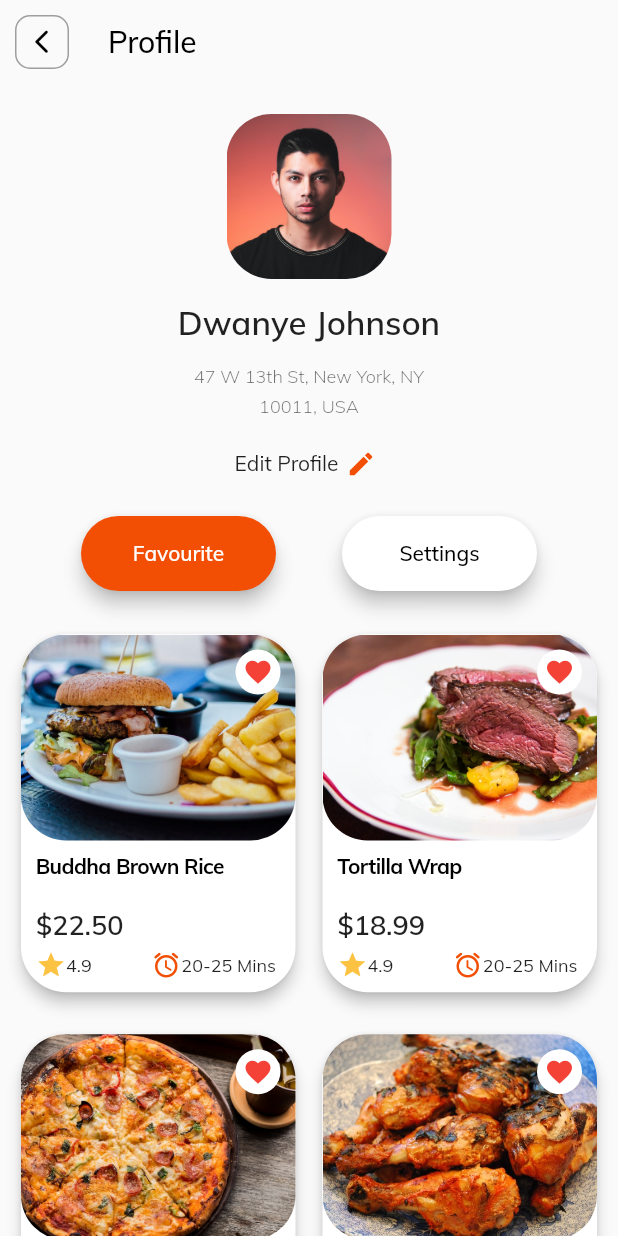
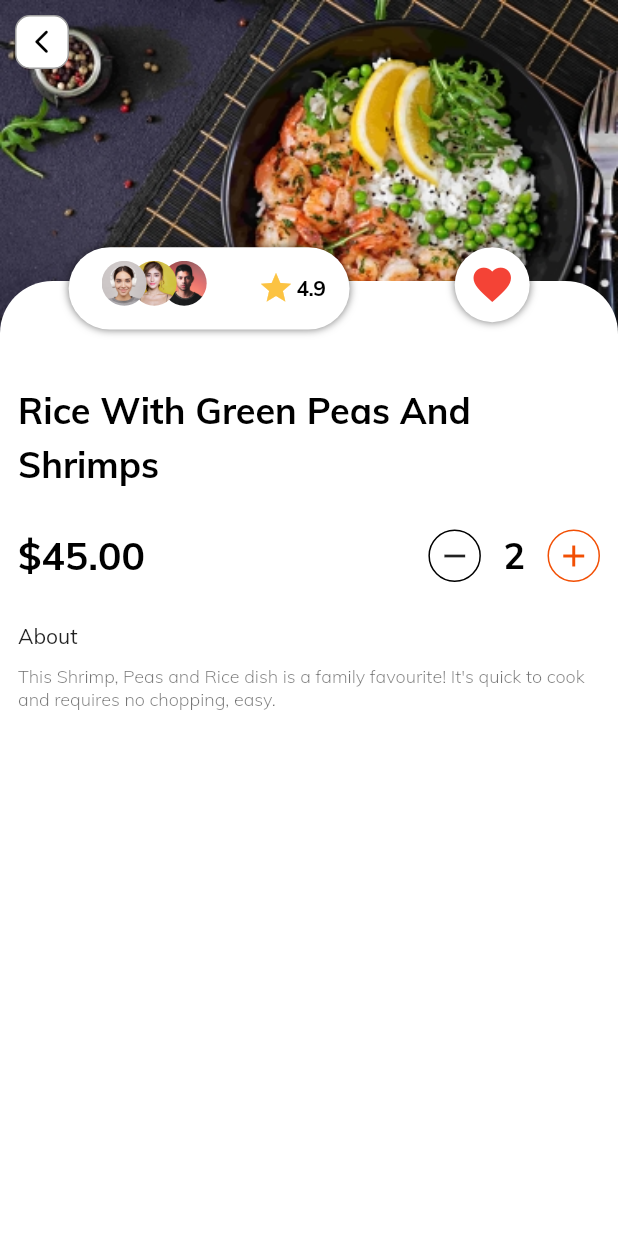
Before and after one commit to devammarzd/FoodApp, a Flutter app: the screen it shows after launch, on a phone screen of 412 x 824 dp. Run offline on Flutter 3.47's test engine with Material 2 defaults, Android fonts, the phone set to English and light mode, and no system bars; our stand-ins replace animated_bottom_navigation_bar.

Commit message:
du=ish details screen half complete

```diff
--- /dev/null
+++ b/lib/Screens/DishDetails.dart
@@ -0,0 +1,271 @@
+import 'package:flutter/material.dart';
+import 'package:food_app/Styles/StyleConstants.dart';
+
+class DishDetails extends StatefulWidget {
+  @override
+  _DishDetailsState createState() => _DishDetailsState();
+}
+
+class _DishDetailsState extends State<DishDetails> {
+  @override
+  Widget build(BuildContext context) {
+    return SafeArea(
+      child: Scaffold(
+        appBar: AppBar(
+          elevation: 0,
+          backgroundColor: Colors.transparent,
+          leading: Padding(
+            padding: EdgeInsets.all(padFromHorizScrn),
+            child: Container(
+              alignment: Alignment.center,
+              padding: EdgeInsets.all(3),
+              decoration: BoxDecoration(
+                  color: Colors.white,
+                  borderRadius: BorderRadius.circular(10),
+                  border: Border.all(color: Colors.grey)),
+              child: Icon(
+                Icons.arrow_back_ios_rounded,
+                color: Colors.black,
+                size: 19,
+              ),
+            ),
+          ),
+        ),
+        extendBodyBehindAppBar: true,
+        body: Column(
+          children: [
+            Expanded(
+              child: Stack(
+                children: [
+                  Image.asset(
+                    "assets/images/shrimpsargula.jpg",
+                    width: sizeWidth(context),
+                    fit: BoxFit.fill,
+                  ),
+                  Positioned(
+                    top: sizeHeight(context) / 4.4,
+                    child: Container(
+                      height: sizeHeight(context),
+                      width: sizeWidth(context),
+                      decoration: BoxDecoration(
+                          color: Colors.white,
+                          borderRadius: BorderRadius.only(
+                            topLeft: Radius.circular(35),
+                            topRight: Radius.circular(35),
+                          )),
+                    ),
+                  ),
+                  Positioned(
+                    top: sizeHeight(context) / 5,
+                    left: sizeWidth(context) / 9,
+                    child: Container(
+                      width: sizeWidth(context) / 2.2,
+                      height: sizeHeight(context) / 15,
+                      decoration: BoxDecoration(
+                        color: Colors.white,
+                        borderRadius: BorderRadius.circular(30),
+                        boxShadow: [
+                          BoxShadow(color: Colors.black54, blurRadius: 4.0)
+                        ],
+                      ),
+                      child: Padding(
+                        padding: const EdgeInsets.fromLTRB(12, 9, 12, 9),
+                        child: Row(
+                          mainAxisAlignment: MainAxisAlignment.spaceBetween,
+                          children: [
+                            Expanded(
+                              child: Stack(
+                                //alignment:new Alignment(x, y)
+                                children: <Widget>[
+                                  Positioned(
+                                    left: 50.0,
+                                    child: RounderReviewImage(
+                                      imagePath:
+                                          "assets/images/profileImage.jpg",
+                                    ),
+                                  ),
+                                  Positioned(
+                                    left: 30.0,
+                                    child: RounderReviewImage(
+                                      imagePath: "assets/images/profile2.jpg",
+                                    ),
+                                  ),
+                                  Positioned(
+                                    left: 10,
+                                    child: RounderReviewImage(
+                                      imagePath: "assets/images/profile3.jpg",
+                                    ),
+                                  )
+                                ],
+                              ),
+                            ),
+                            //Star Icon has to be changed accorfing to design
+                            Icon(
+                              Icons.star,
+                              color: starColor,
+                            ),
+                            Padding(
+                              padding: const EdgeInsets.only(left: 2, right: 4),
+                              child: Text(
+                                "4.9",
+                                style: Theme.of(context).textTheme.headline1,
+                              ),
+                            )
+                          ],
+                        ),
+                      ),
+                    ),
+                  ),
+                  Positioned(
+                    top: sizeHeight(context) / 5,
+                    right: sizeWidth(context) / 7,
+                    child: Container(
+                      decoration: BoxDecoration(
+                        borderRadius: BorderRadius.circular(48.0),
+                        boxShadow: [
+                          BoxShadow(color: Colors.black54, blurRadius: 4.0)
+                        ],
+                      ),
+                      child: CircleAvatar(
+                        radius: 25,
+                        backgroundColor: Colors.white,
+                        child: Icon(
+                          Icons.favorite,
+                          color: Colors.red,
+                          size: 30,
+                        ),
+                      ),
+                    ),
+                  ),
+                  Positioned(
+                    top: sizeHeight(context) / 3.25,
+                    child: Container(
+                        color: Colors.white,
+                        height: sizeHeight(context),
+                        width: sizeWidth(context),
+                        child: Padding(
+                          padding: const EdgeInsets.only(left: 12, right: 12),
+                          child: Column(
+                            crossAxisAlignment: CrossAxisAlignment.start,
+                            children: [
+                              Container(
+                                width: sizeWidth(context) / 1.3,
+                                child: Text("Rice With Green Peas And Shrimps",
+                                    //Have to refactor this textstyle into headline text
+                                    style: Theme.of(context)
+                                        .textTheme
+                                        .headline4
+                                        .copyWith(
+                                          height: 1.5,
+                                        )),
+                              ),
+                              SizedBox(
+                                height: 20,
+                              ),
+                              Row(
+                                mainAxisAlignment:
+                                    MainAxisAlignment.spaceBetween,
+                                children: [
+                                  Text(
+                                    "\$45.00",
+                                    style: Theme.of(context)
+                                        .textTheme
+                                        .headline4
+                                        .copyWith(
+                                          fontWeight: FontWeight.bold,
+                                          fontSize: 26,
+                                        ),
+                                  ),
+                                  Row(
+                                    children: [
+                                      Container(
+                                        height: 50,
+                                        width: 35,
+                                        decoration: BoxDecoration(
+                                          shape: BoxShape.circle,
+                                          border: Border.all(
+                                            color: Colors.black,
+                                          ),
+                                        ),
+                                        child: Icon(
+                                          Icons.remove,
+                                        ),
+                                      ),
+                                      Padding(
+                                        padding: EdgeInsets.only(
+                                          left: 15,
+                                          right: 15,
+                                        ),
+                                        child: Text(
+                                          "2",
+                                          style: Theme.of(context)
+                                              .textTheme
+                                              .headline4,
+                                        ),
+                                      ),
+                                      Container(
+                                        height: 50,
+                                        width: 35,
+                                        decoration: BoxDecoration(
+                                          shape: BoxShape.circle,
+                                          border: Border.all(
+                                            color: primaryColor,
+                                          ),
+                                        ),
+                                        child: Icon(
+                                          Icons.add,
+                                          color: primaryColor,
+                                        ),
+                                      ),
+                                    ],
+                                  )
+                                ],
+                              ),
+                              SizedBox(
+                                height: 20,
+                              ),
+                              Text("About"),
+                              SizedBox(
+                                height: 10,
+                              ),
+                              Text(
+                                "This Shrimp, Peas and Rice dish is a family favourite! It's quick to cook and requires no chopping, easy.",
+                                style: Theme.of(context).textTheme.headline3,
+                              )
+                            ],
+                          ),
+                        )),
+                  )
+                ],
+              ),
+            ),
+          ],
+        ),
+      ),
+    );
+  }
+}
+
+class RounderReviewImage extends StatelessWidget {
+  final String imagePath;
+
+  const RounderReviewImage({Key key, this.imagePath}) : super(key: key);
+
+  @override
+  Widget build(BuildContext context) {
+    return ClipRRect(
+      borderRadius: BorderRadius.circular(500),
+      child: Container(
+        width: 30,
+        height: 30,
+        decoration: BoxDecoration(
+          shape: BoxShape.circle,
+        ),
+        child: Image.asset(
+          imagePath,
+          fit: BoxFit.cover,
+        ),
+      ),
+    );
+  }
+}
--- a/lib/Styles/Styles.dart
+++ b/lib/Styles/Styles.dart
@@ -25,16 +25,25 @@ final ThemeData themeData = ThemeData(
       headline2: TextStyle(
         //this is for the headings in scafold body like "Popular Food Items" in popular food screen
         fontSize: 30,
-        fontWeight: FontWeight.bold,
+        fontWeight: FontWeight.w600,
         color: Colors.black,
         fontFamily: Fonts.mainFont,
       ),
       // light text style for sub text
+      //also has to adjsut line height after removing from textstyles in editprofile screen
       headline3: TextStyle(
         fontSize: 12,
         fontWeight: FontWeight.w300,
         fontFamily: Fonts.mainFont,
       ),
+      //this style is for bold headings used in dish details screen
+      headline4: TextStyle(
+        fontWeight: FontWeight.bold,
+        fontSize: 24,
+        color: Colors.black,
+        fontFamily: Fonts.mainFont,
+      ),
+
       bodyText1: TextStyle(
         fontSize: 18,
         fontWeight: FontWeight.normal,
--- a/lib/main.dart
+++ b/lib/main.dart
@@ -1,6 +1,7 @@
 import 'package:flutter/material.dart';
 import 'package:food_app/Data/CategorysData.dart';
 import 'package:food_app/Screens/CategoriesScreens/CategoryListScreen.dart';
+import 'package:food_app/Screens/DishDetails.dart';
 import 'package:food_app/Screens/Popular%20Food/PopularFood.dart';
 import 'package:food_app/Screens/ProfileScreens/EditProfileScreen.dart';
 import 'package:food_app/Screens/ProfileScreens/ProfileScree.dart';
@@ -20,7 +21,7 @@ class MyApp extends StatelessWidget {
       debugShowCheckedModeBanner: false,
       theme: themeData,
       //TO be change to popular food
-      home: ProfileScreen(),
+      home: DishDetails(),
     );
   }
 }
```
Also changed, not shown: assets/images/burgerking2.png (added), assets/images/dishdetails.jpg (added), assets/images/profile2.jpg (added), assets/images/profile3.jpg (added), assets/images/shrimpsargula.jpg (added), assets/images/shrimpsargula.png (added).
